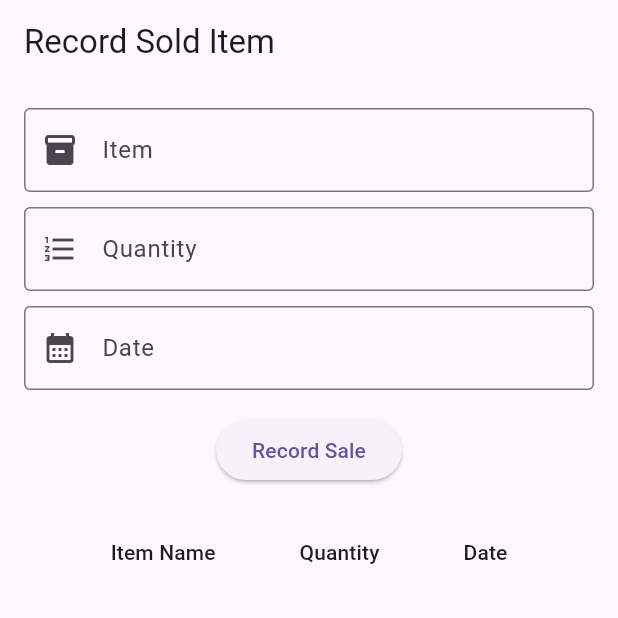
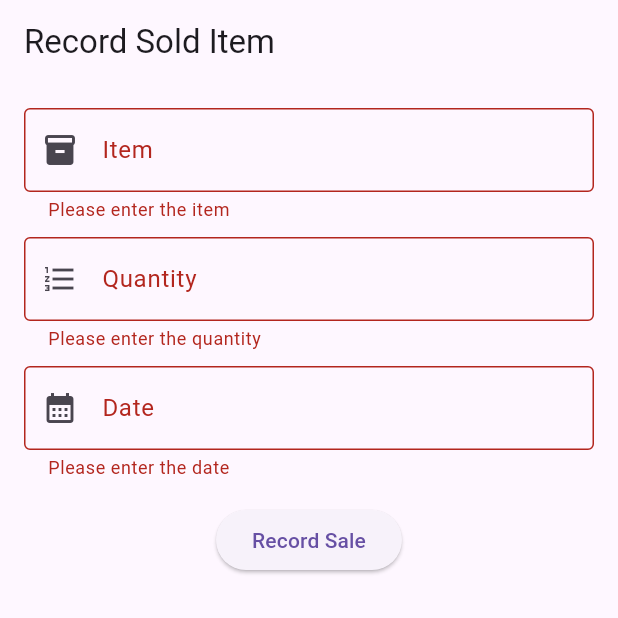
Before and after one commit to HarleyGotardo/SquareMind, a Flutter app: the RecordSale screen opened directly with empty values, after a tap on "Record Sale", on a phone screen of 412 x 824 dp, the top half of it. Run offline on Flutter 3.47's test engine with Material 3 defaults, Android fonts, the light colour scheme and no system bars; our stand-ins replace sqflite; accounts and stored records are empty.

Commit message:
Added a totalPrice in recording of sold items.

```diff
--- a/lib/screens/record.dart
+++ b/lib/screens/record.dart
@@ -17,6 +17,7 @@ class _RecordSaleState extends State<RecordSale> {
   final TextEditingController _date = TextEditingController();
   late SaleDatabaseHelper saleDb = SaleDatabaseHelper(userEmailOrNumber: widget.email, itemDbHelper: itemDb);
   late ItemDatabaseHelper itemDb = ItemDatabaseHelper(userEmailOrNumber: widget.email);
+  final _formKey = GlobalKey<FormState>();
 
   @override
   Widget build(BuildContext context) {
@@ -27,18 +28,26 @@ class _RecordSaleState extends State<RecordSale> {
       ),
       body: Padding(
         padding: const EdgeInsets.all(16.0),
+        child: Form(
+          key: _formKey,
           child: Column(
             children: [
-            TextField(
+              TextFormField(
                 controller: itemController,
                 decoration: const InputDecoration(
                   labelText: 'Item',
                   border: OutlineInputBorder(),
                   prefixIcon: Icon(Icons.inventory),
                 ),
+                validator: (value) {
+                  if (value == null || value.isEmpty) {
+                    return 'Please enter the item';
+                  }
+                  return null;
+                },
               ),
               const SizedBox(height: 10),
-            TextField(
+              TextFormField(
                 controller: quantityController,
                 decoration: const InputDecoration(
                   labelText: 'Quantity',
@@ -46,6 +55,12 @@ class _RecordSaleState extends State<RecordSale> {
                   prefixIcon: Icon(Icons.format_list_numbered),
                 ),
                 keyboardType: TextInputType.number,
+                validator: (value) {
+                  if (value == null || value.isEmpty) {
+                    return 'Please enter the quantity';
+                  }
+                  return null;
+                },
               ),
               const SizedBox(height: 10),
               TextFormField(
@@ -78,13 +93,16 @@ class _RecordSaleState extends State<RecordSale> {
               const SizedBox(height: 16.0),
               ElevatedButton(
                 onPressed: () async {
+                  if (!_formKey.currentState!.validate()) {
+                    return;
+                  }
                   final String item = itemController.text;
                   final int inputQuantity = int.tryParse(quantityController.text) ?? 0;
                   final DateTime date = DateTime.parse(_date.text);
                   bool itemExists = await itemDb.itemExists(item);
 
                   if (!itemExists) {
-                  return showDialog(
+                    showDialog(
                       context: context,
                       builder: (context) {
                         return AlertDialog(
@@ -99,12 +117,13 @@ class _RecordSaleState extends State<RecordSale> {
                         );
                       },
                     );
+                    return; // Return here to avoid proceeding further
                   }
 
                   // Check if the quantity is sufficient
                   int itemQuantity = await itemDb.getItemQuantity(item);
                   if (itemQuantity - inputQuantity < 0) {
-                  return showDialog(
+                    showDialog(
                       context: context,
                       builder: (context) {
                         return AlertDialog(
@@ -119,6 +138,7 @@ class _RecordSaleState extends State<RecordSale> {
                         );
                       },
                     );
+                    return; // Return here to avoid proceeding further
                   }
 
                   // Create a sale item
@@ -129,6 +149,7 @@ class _RecordSaleState extends State<RecordSale> {
                     // add other fields as necessary
                   };
 
+                  try {
                     // Add the sale item to the database
                     await saleDb.addSaleItem(saleItem);
                     await itemDb.checkAndDeleteIfZeroQuantity(item);
@@ -148,6 +169,10 @@ class _RecordSaleState extends State<RecordSale> {
                         );
                       },
                     );
+                  } catch (error) {
+                    print('Error adding sale item: $error');
+                    // Handle error here
+                  }
                 },
                 child: Text('Record Sale'),
               ),
@@ -161,25 +186,25 @@ class _RecordSaleState extends State<RecordSale> {
                     } else if (snapshot.hasError) {
                       return Text('Error: ${snapshot.error}');
                     } else {
-                    return SingleChildScrollView(
-                      scrollDirection: Axis.vertical,
-                      child: SingleChildScrollView(
-                        scrollDirection: Axis.horizontal,
-                        child: DataTable(
-                          columns: const [
-                            DataColumn(label: Text('Item Name')),
-                            DataColumn(label: Text('Quantity')),
-                            DataColumn(label: Text('Date')),
+                      return ListView.builder(
+                        itemCount: snapshot.data!.length,
+                        itemBuilder: (context, index) {
+                          final item = snapshot.data![index];
+                          return Card(
+                            child: Padding(
+                              padding: const EdgeInsets.all(8.0),
+                              child: Column(
+                                crossAxisAlignment: CrossAxisAlignment.start,
+                                children: [
+                                  Text('Item Name: ${item['itemName']}'),
+                                  Text('Quantity: ${item['quantity']}'),
+                                  Text('Date: ${DateFormat('yyyy-MM-dd').format(DateTime.parse(item['date']))}'),
+                                  Text('Total: ₱${item['totalPrice']}'),
                                 ],
-                          rows: snapshot.data!.map((item) {
-                            return DataRow(cells: [
-                              DataCell(Text(item['itemName'].toString())),
-                              DataCell(Text(item['quantity'].toString())),
-                              DataCell(Text(DateFormat('yyyy-MM-dd').format(DateTime.parse(item['date'])))),
-                            ]);
-                          }).toList(),
                               ),
                             ),
+                          );
+                        },
                       );
                     }
                   },
@@ -188,6 +213,7 @@ class _RecordSaleState extends State<RecordSale> {
             ],
           ),
         ),
+      ),
     );
   }
 }
--- a/lib/services/sales_database_helper.dart
+++ b/lib/services/sales_database_helper.dart
@@ -23,18 +23,27 @@ class SaleDatabaseHelper {
         id INTEGER PRIMARY KEY,
         itemName TEXT,
         quantity INT,
-        date TEXT
+        date TEXT,
+        totalPrice REAL
       )
     ''');
   }
 
   Future<void> addSaleItem(Map<String, dynamic> saleItem) async {
     final db = await database;
+
+    // Fetch the price of the item
+    final itemName = saleItem['itemName'];
+    final itemPrice = await itemDbHelper.getItemPrice(itemName);
+
+    // Calculate the total price and add it to the sale item
+    final soldQuantity = saleItem['quantity'];
+    final totalPrice = itemPrice * soldQuantity;
+    saleItem['totalPrice'] = totalPrice;
+
     await db.insert('SaleItem', saleItem);
 
     // Update the quantity in the item database
-    final itemName = saleItem['itemName'];
-    final soldQuantity = saleItem['quantity'];
     final items = await itemDbHelper.getItems();
     final item = items.firstWhere((item) => item['itemName'] == itemName);
     final currentQuantity = int.parse(item['quantity'] as String);
```
Also changed, not shown: lib/screens/inventory_management.dart (+11 -12 lines). Lines whose indentation alone changed are shown as unchanged.
